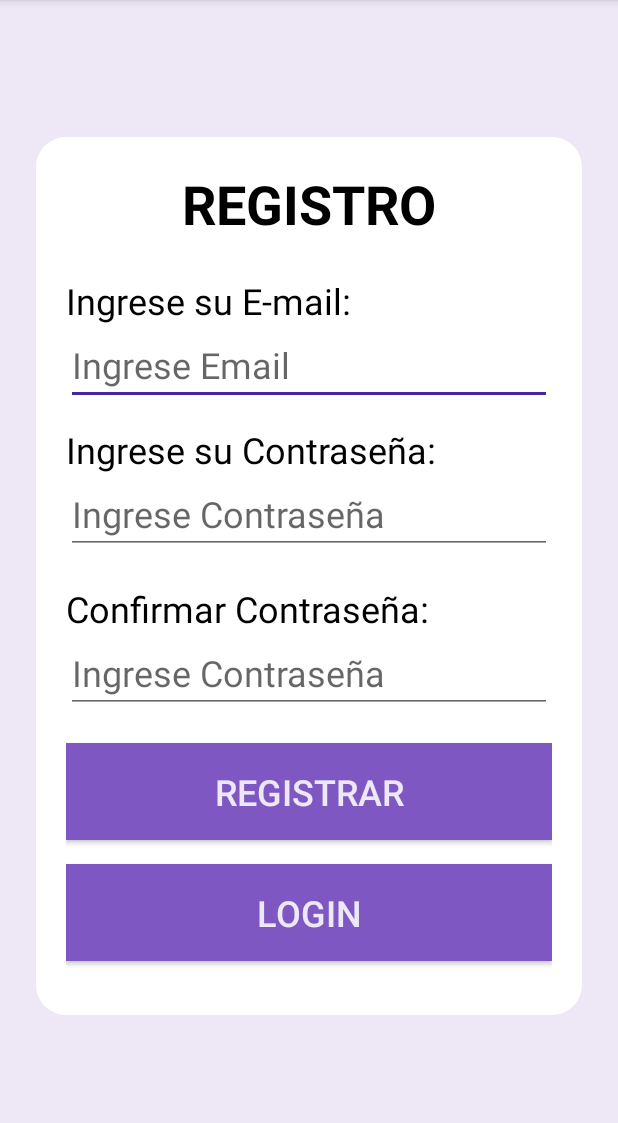
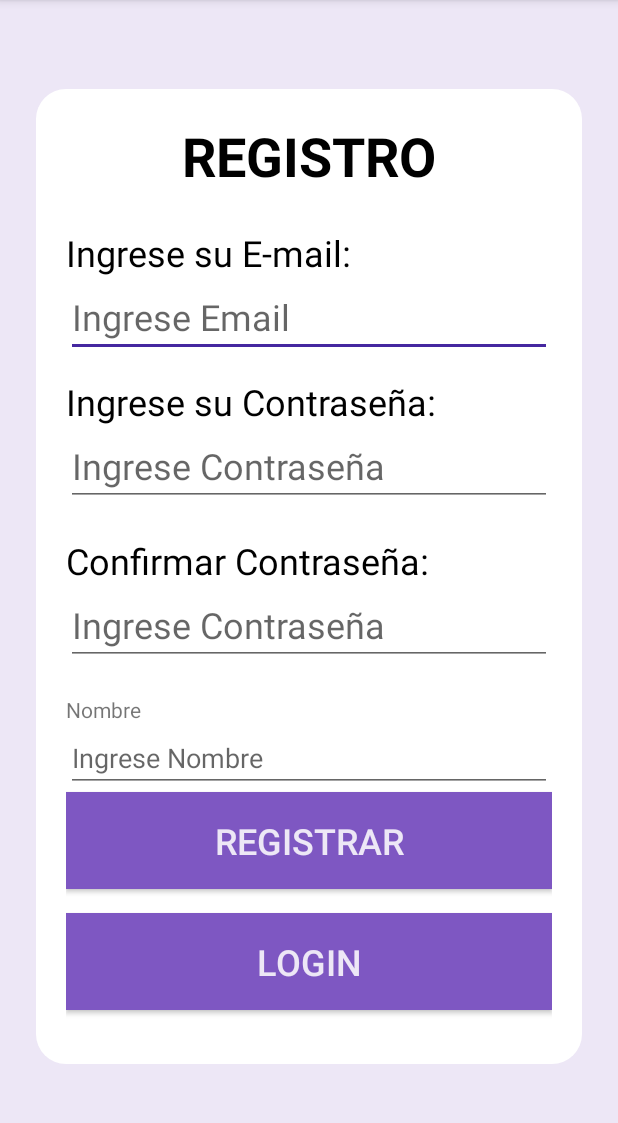
Before and after one commit to claudiaTirado/android-seguridad, an Android app: the screen it shows after launch (Register), after a tap on "REGISTRAR", on a phone screen of 412 x 824 dp, the part 84-1207 px from its top. Run offline under Robolectric (Android 15) with nearby library versions, the phone set to English and light mode, and no system bars; our stand-ins replace Firebase (no records; nobody signed in at launch, a user with empty details on screens opened directly).

Commit message:
Entrega final

```diff
--- a/app/src/main/java/com/example/proyecto_security/Register.java
+++ b/app/src/main/java/com/example/proyecto_security/Register.java
@@ -36,10 +36,11 @@ import javax.crypto.spec.SecretKeySpec;
 public class Register extends AppCompatActivity {
     private static SecretKeySpec secret;
     static String clave="claudiatiradopra";
-    String encriptada ;
-    String desencriptada;
+    private String encriptada ;
+    private  String desencriptada;
     private FirebaseAuth mAuth;
     private FirebaseAnalytics mFirebaseAnalytics;
+    private EditText nombre;
     private EditText email2;
     private EditText contraseña2;
     private EditText confirmacionCon;
@@ -49,6 +50,7 @@ public class Register extends AppCompatActivity {
         setContentView(R.layout.activity_register);
         mAuth = FirebaseAuth.getInstance();
         mFirebaseAnalytics = FirebaseAnalytics.getInstance(this);
+        nombre =(EditText)findViewById(R.id.editTextName);
         email2 =(EditText) findViewById(R.id.txtEmail2);
         contraseña2 = (EditText) findViewById(R.id.txtContraseña2);
         confirmacionCon = (EditText) findViewById(R.id.txtConfirmarCon);
@@ -74,11 +76,13 @@ public class Register extends AppCompatActivity {
     }
 
     private void registrarUsuario() {
+        final String nombree= nombre.getText().toString().trim();
         final String correo = email2.getText().toString().trim();
+        final String uid="fghgfhfgh";
         String contraseña = contraseña2.getText().toString().trim();
         String confirmar = confirmacionCon.getText().toString().trim();
 
-        //encriptamos la contraseña
+
 
         MainActivity ob = new MainActivity();
 
@@ -88,8 +92,6 @@ public class Register extends AppCompatActivity {
 
 
 
-
-        //Verificamos que las cajas de texto no esten vacías
         if (TextUtils.isEmpty(correo)) {
             Toast.makeText(this, "Se debe ingresar un email", Toast.LENGTH_LONG).show();
             return;
@@ -109,7 +111,7 @@ public class Register extends AppCompatActivity {
 Log.d("TAG",confirmar+contraseña);
 
             FirebaseUser currentUser = mAuth.getCurrentUser();
-            //creating a new user
+
 
         if(contraseña.equals(confirmar)){
 
@@ -119,14 +121,14 @@ Log.d("TAG",confirmar+contraseña);
                         .addOnCompleteListener(this, new OnCompleteListener<AuthResult>() {
                             @Override
                             public void onComplete(@NonNull Task<AuthResult> task) {
-                                //checking if success
+
                                 if (task.isSuccessful()) {
                                     Toast.makeText(Register.this, "Se ha registrado el usuario con el email: " + email2.getText(), Toast.LENGTH_LONG).show();
                                     FirebaseUser user = mAuth.getCurrentUser();
-                                    BaseDeDatosHelper sqLite = new BaseDeDatosHelper(getApplicationContext());
-                                    sqLite.insert("Claudia Tirado",correo,"46546545",getApplicationContext());
-                                    Intent ob = new Intent(getApplicationContext(), MainActivity.class);
-                                    startActivity(ob);
+                                    BaseDeDatosHelper db = new BaseDeDatosHelper(getApplicationContext());
+                                    db.insert(nombree,correo,user.getUid(),getApplicationContext());
+                                    Intent main = new Intent(getApplicationContext(), MainActivity.class);
+                                    startActivity(main);
                                 } else {
 
                                     Toast.makeText(Register.this, "No se pudo registrar el usuario ", Toast.LENGTH_LONG).show();
@@ -137,7 +139,7 @@ Log.d("TAG",confirmar+contraseña);
 
             }
 
-    }else Toast.makeText(this, "Las contraseñas no coinciden, intente de nuevo", Toast.LENGTH_LONG).show();//else
+    }else Toast.makeText(this, "Las contraseñas no coinciden, intente de nuevo", Toast.LENGTH_LONG).show();
 
     }
 
--- a/app/src/main/res/layout/activity_register.xml
+++ b/app/src/main/res/layout/activity_register.xml
@@ -94,6 +94,20 @@
                 android:inputType="textPassword"
                 android:textSize="24dp" />
 
+            <TextView
+                android:id="@+id/textView2"
+                android:layout_width="match_parent"
+                android:layout_height="wrap_content"
+                android:text="Nombre" />
+
+            <EditText
+                android:id="@+id/editTextName"
+                android:layout_width="match_parent"
+                android:layout_height="wrap_content"
+                android:ems="10"
+                android:hint="Ingrese Nombre"
+                android:inputType="textPersonName" />
+
             <Button
                 android:id="@+id/btRegistrar2"
                 android:layout_width="match_parent"
```
Also changed, not shown: app/src/main/java/com/example/proyecto_security/BaseDeDatosHelper.java (+7 -7 lines), app/src/main/java/com/example/proyecto_security/Home.java (+6 -12 lines), app/src/main/java/com/example/proyecto_security/MainActivity.java (+9 -10 lines).
